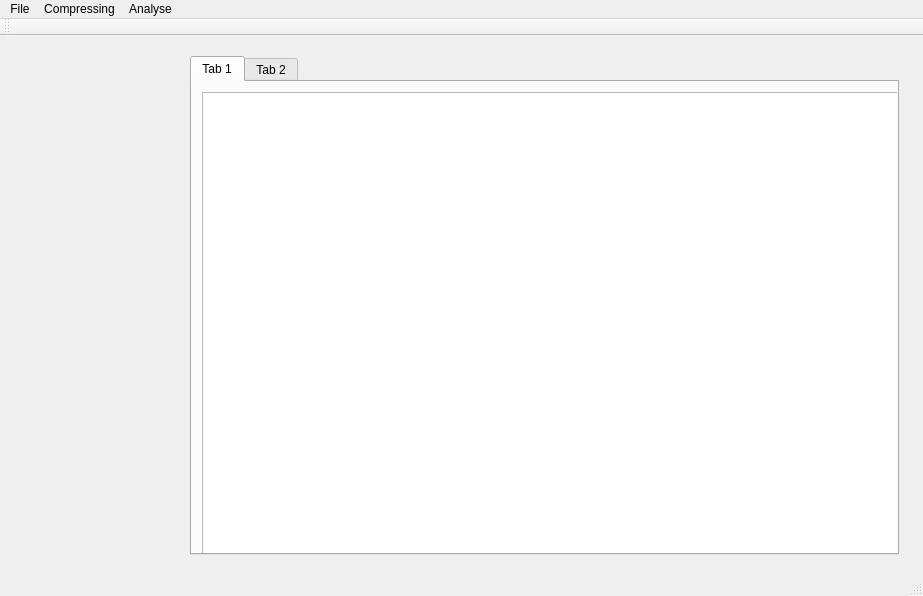
Before: the Qt Designer form mainwindow.ui in MetalDiamond/MDFilter, drawn with Qt 5.
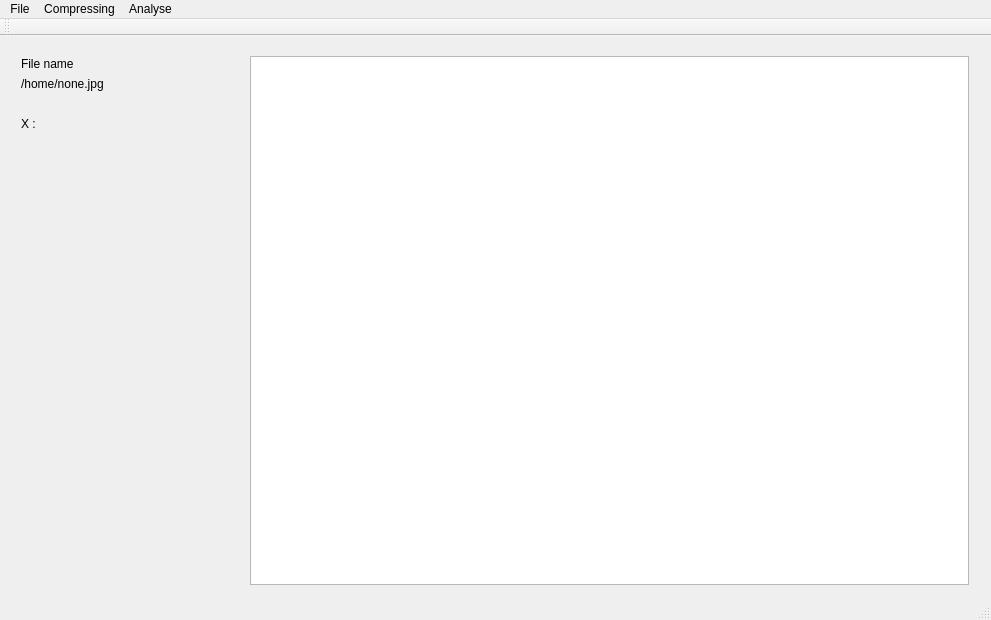
After: the same form once the commit is applied.

Commit message: Change some widget name

Patch:
```diff
--- a/mainwindow.ui
+++ b/mainwindow.ui
@@ -6,8 +6,8 @@
    <rect>
     <x>0</x>
     <y>0</y>
-    <width>923</width>
-    <height>596</height>
+    <width>991</width>
+    <height>620</height>
    </rect>
   </property>
   <property name="windowTitle">
@@ -17,50 +17,62 @@
    <widget class="QWidget" name="horizontalLayoutWidget">
     <property name="geometry">
      <rect>
-      <x>9</x>
-      <y>9</y>
-      <width>151</width>
-      <height>521</height>
+      <x>10</x>
+      <y>10</y>
+      <width>221</width>
+      <height>551</height>
      </rect>
     </property>
-    <layout class="QHBoxLayout" name="horizontalLayout"/>
-   </widget>
-   <widget class="QWidget" name="horizontalLayoutWidget_2">
-    <property name="geometry">
-     <rect>
-      <x>179</x>
-      <y>9</y>
-      <width>731</width>
-      <height>521</height>
-     </rect>
-    </property>
-    <layout class="QHBoxLayout" name="horizontalLayout_2">
+    <layout class="QHBoxLayout" name="infoLayout">
      <item>
-      <widget class="QTabWidget" name="tabWidget">
-       <property name="currentIndex">
-        <number>0</number>
+      <layout class="QFormLayout" name="formLayout">
+       <property name="labelAlignment">
+        <set>Qt::AlignLeading|Qt::AlignLeft|Qt::AlignVCenter</set>
        </property>
-       <widget class="QWidget" name="tab">
-        <attribute name="title">
-         <string>Tab 1</string>
-        </attribute>
-        <widget class="QGraphicsView" name="graphicsView">
-         <property name="geometry">
-          <rect>
-           <x>10</x>
-           <y>10</y>
-           <width>701</width>
-           <height>471</height>
-          </rect>
+       <item row="2" column="0">
+        <widget class="QLabel" name="imagePath">
+         <property name="text">
+          <string>/home/none.jpg</string>
          </property>
         </widget>
-       </widget>
-       <widget class="QWidget" name="tab_2">
-        <attribute name="title">
-         <string>Tab 2</string>
-        </attribute>
-       </widget>
-      </widget>
+       </item>
+       <item row="1" column="0">
+        <widget class="QLabel" name="label">
+         <property name="text">
+          <string>File name</string>
+         </property>
+        </widget>
+       </item>
+       <item row="3" column="0">
+        <widget class="QLabel" name="label_2">
+         <property name="text">
+          <string/>
+         </property>
+        </widget>
+       </item>
+       <item row="4" column="0">
+        <widget class="QLabel" name="label_3">
+         <property name="text">
+          <string>X : </string>
+         </property>
+        </widget>
+       </item>
+      </layout>
+     </item>
+    </layout>
+   </widget>
+   <widget class="QWidget" name="horizontalLayoutWidget_2">
+    <property name="geometry">
+     <rect>
+      <x>239</x>
+      <y>9</y>
+      <width>741</width>
+      <height>551</height>
+     </rect>
+    </property>
+    <layout class="QHBoxLayout" name="imageLayout">
+     <item>
+      <widget class="QGraphicsView" name="graphicsView"/>
      </item>
     </layout>
    </widget>
@@ -70,7 +82,7 @@
     <rect>
      <x>0</x>
      <y>0</y>
-     <width>923</width>
+     <width>991</width>
      <height>22</height>
     </rect>
    </property>
```
The commit also changes 1 other file.
